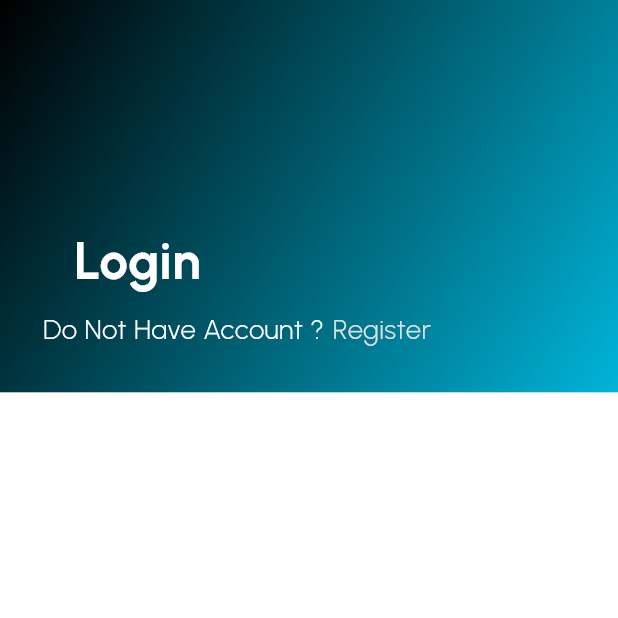
After one commit to MoAlaa2002/wasalny_app, a Flutter app: the screen it shows after launch, scrolled down 83 dp, after a tap on "Login", on a phone screen of 412 x 824 dp, the top half of it. The commit adds this screen. Run offline on Flutter 3.47's test engine with Material 3 defaults, Android fonts, the phone set to English and light mode, and no system bars; our stand-ins replace firebase_auth, firebase_core, flutter_bloc, flutter_screenutil, get_it, go_router and 1 more; accounts and stored records are empty.

Commit message:
fix ios bugs

```diff
--- a/lib/features/auth/presentation/views/log_in_screen.dart
+++ b/lib/features/auth/presentation/views/log_in_screen.dart
@@ -1,10 +1,11 @@
 import 'package:flutter/material.dart';
+import 'package:wasalny_app/features/auth/presentation/views/widgets/login_body.dart';
 
 class LogInScreen extends StatelessWidget {
   const LogInScreen({super.key});
 
   @override
   Widget build(BuildContext context) {
-    return const Scaffold();
+    return const LoginBody();
   }
 }
--- a/lib/features/auth/presentation/views/widgets/app_bar_register.dart
+++ b/lib/features/auth/presentation/views/widgets/custom_app_bar.dart
@@ -3,9 +3,18 @@ import 'package:flutter_screenutil/flutter_screenutil.dart';
 import 'package:wasalny_app/core/constants/colors.dart';
 import 'package:wasalny_app/core/constants/fonts.dart';
 
-class AppBarRegister extends StatelessWidget {
-  const AppBarRegister({super.key, this.onTap});
+class CustomAppBar extends StatelessWidget {
+  const CustomAppBar({
+    super.key,
+    this.onTap,
+    required this.title,
+    required this.subTitle,
+    required this.header,
+  });
   final void Function()? onTap;
+  final String title;
+  final String subTitle;
+  final String header;
 
   @override
   Widget build(BuildContext context) {
@@ -27,7 +36,7 @@ class AppBarRegister extends StatelessWidget {
             Padding(
               padding: EdgeInsets.only(right: 200.w),
               child: Text(
-                "Register",
+                header,
                 style: AppFont.text30.copyWith(color: AppColors.white),
               ),
             ),
@@ -37,14 +46,16 @@ class AppBarRegister extends StatelessWidget {
               child: Row(
                 children: [
                   Text(
-                    "Already have an account?",
+                    title,
+                    // "Already have an account?",
                     style: AppFont.text16.copyWith(color: AppColors.white),
                   ),
                   SizedBox(width: 5.w),
                   InkWell(
                     onTap: onTap,
                     child: Text(
-                      "Login",
+                      subTitle,
+                      // "Login",
                       style: AppFont.text16.copyWith(color: AppColors.grey300),
                     ),
                   ),
--- /dev/null
+++ b/lib/features/auth/presentation/views/widgets/login_body.dart
@@ -0,0 +1,26 @@
+import 'package:flutter/material.dart';
+import 'package:go_router/go_router.dart';
+import 'package:wasalny_app/core/helpers/routing/routes_name.dart';
+import 'package:wasalny_app/features/auth/presentation/views/widgets/custom_app_bar.dart';
+
+class LoginBody extends StatelessWidget {
+  const LoginBody({super.key});
+
+  @override
+  Widget build(BuildContext context) {
+    return Scaffold(
+      body: SingleChildScrollView(
+        child: Column(
+          children: [
+            CustomAppBar(
+              header: 'Login',
+              title: 'Do Not Have Account ?',
+              subTitle: 'Register',
+              onTap: () => context.goNamed(RoutesName.registerScreen),
+            ),
+          ],
+        ),
+      ),
+    );
+  }
+}
--- a/lib/features/auth/presentation/views/widgets/register_body.dart
+++ b/lib/features/auth/presentation/views/widgets/register_body.dart
@@ -9,7 +9,7 @@ import 'package:wasalny_app/core/widgets/custom_button.dart';
 import 'package:wasalny_app/core/widgets/custom_text_form_filed.dart';
 import 'package:wasalny_app/features/auth/presentation/controller/cubit/register/register_cubit.dart';
 import 'package:wasalny_app/features/auth/presentation/controller/cubit/register/register_state.dart';
-import 'package:wasalny_app/features/auth/presentation/views/widgets/app_bar_register.dart';
+import 'package:wasalny_app/features/auth/presentation/views/widgets/custom_app_bar.dart';
 import 'package:wasalny_app/features/auth/presentation/views/widgets/custom_terms_and_conditions.dart';
 import 'package:wasalny_app/features/auth/presentation/views/widgets/show_password_icon.dart';
 
@@ -36,7 +36,12 @@ class RegisterBody extends StatelessWidget {
               key: read.keyRegister,
               child: Column(
                 children: [
-                  AppBarRegister(),
+                  CustomAppBar(
+                    header: 'Register',
+                    title: 'Already have an account?',
+                    subTitle: 'Login',
+                    onTap: () => context.goNamed(RoutesName.loginScreen),
+                  ),
                   Padding(
                     padding: EdgeInsets.only(
                       right: 270.w,
```
Also changed, not shown: 1 other file.
